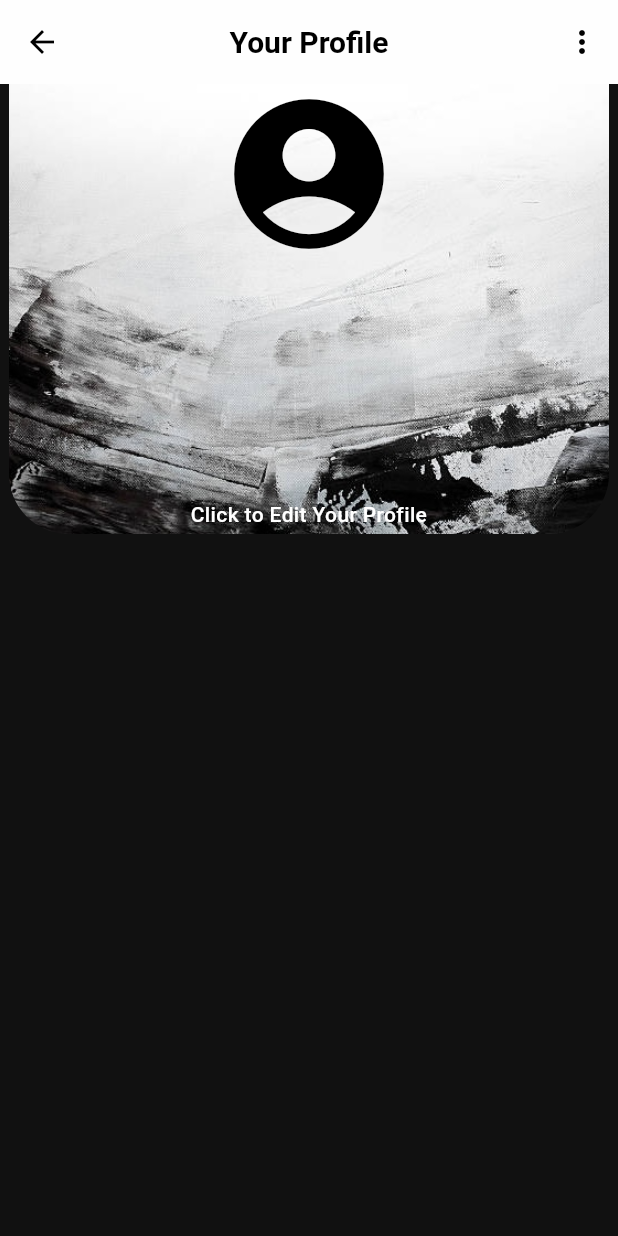
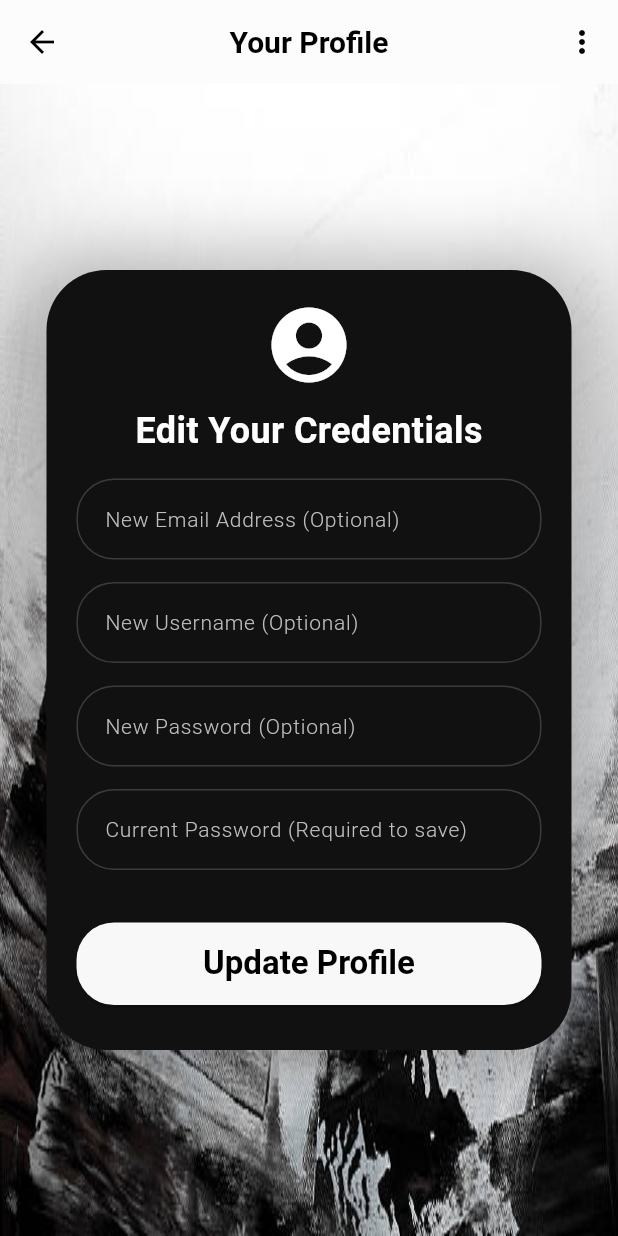
Before and after one commit to Bipolaarr/harmony, a Flutter app: the ProfilePage screen opened directly, after a tap on "Click to Edit Your Profile", on a phone screen of 412 x 824 dp. Run offline on Flutter 3.47's test engine with Material 3 defaults, Android fonts, the phone set to English and light mode, and no system bars; our stand-ins replace cloud_firestore, dartz, firebase_auth, firebase_core, flutter_bloc, flutter_svg and 3 more; accounts and stored records are empty; Roboto replaces fonts that are missing (SF Pro).

Commit message:
profile finished

```diff
--- /dev/null
+++ b/lib/data/models/update_user_req.dart
@@ -0,0 +1,16 @@
+class UpdateUserReq {
+
+    final String? username;
+    final String? email;
+    final String? currentPassword;
+    final String? newPassword;
+
+  UpdateUserReq({
+    required this.currentPassword,
+    this.newPassword,
+    this.email,
+    this.username
+    });
+
+
+}
--- a/lib/data/repoimpls/auth_repository_implementation.dart
+++ b/lib/data/repoimpls/auth_repository_implementation.dart
@@ -1,6 +1,7 @@
 import 'package:dartz/dartz.dart';
 import 'package:harmony/data/models/create_user_req.dart';
 import 'package:harmony/data/models/signin_user_req.dart';
+import 'package:harmony/data/models/update_user_req.dart';
 import 'package:harmony/data/sources/auth_fb_service.dart';
 import 'package:harmony/domain/repositories/auth/auth.dart';
 import 'package:harmony/service_locator.dart';
@@ -24,4 +25,9 @@ class AuthRepositoryImplementation extends AuthRepository {
     return await serviceLocator<AuthFirebaseService>().getUser();
   }
 
+  @override
+  Future<Either<String, String>> updateUser(UpdateUserReq request) async {
+    return await serviceLocator<AuthFirebaseService>().updateUser(request);
+  }
+
 }
--- a/lib/data/sources/auth_fb_service.dart
+++ b/lib/data/sources/auth_fb_service.dart
@@ -4,6 +4,7 @@ import 'package:firebase_auth/firebase_auth.dart';
 import 'package:harmony/core/configs/assets/app_images.dart';
 import 'package:harmony/data/models/create_user_req.dart';
 import 'package:harmony/data/models/signin_user_req.dart';
+import 'package:harmony/data/models/update_user_req.dart';
 import 'package:harmony/data/models/user.dart';
 import 'package:harmony/domain/entities/user/user.dart';
 
@@ -11,6 +12,7 @@ abstract class AuthFirebaseService {
   Future<Either> signin(SigninUserReq request);
   Future<Either> signup(CreateUserReq request);
   Future<Either> getUser();
+  Future<Either<String, String>> updateUser(UpdateUserReq request);
 }
 
 class AuthFirebaseServiceImplementation extends AuthFirebaseService {
@@ -27,13 +29,13 @@ class AuthFirebaseServiceImplementation extends AuthFirebaseService {
       switch (e.code) {
         case 'invalid-credential':
           msg = 'Wrong password provided for this user';
-          break; // Added break statement
+          break;
         case 'invalid-email':
           msg = 'User with this email has not been found';
-          break; // Added break statement
+          break;
         case 'too-many-requests':
           msg = 'Too many requests. Try later';
-          break; // Added break statement
+          break;
         default:
           msg = 'An unknown error occurred';
       }
@@ -52,7 +54,7 @@ class AuthFirebaseServiceImplementation extends AuthFirebaseService {
       await FirebaseFirestore.instance.collection('Users').doc(data.user?.uid).set({
         'username': request.username,
         'email': data.user?.email,
-        'password': request.password, // Consider removing this for security reasons
+        'password': request.password,
       });
 
       return const Right('Account has been successfully created');
@@ -61,16 +63,16 @@ class AuthFirebaseServiceImplementation extends AuthFirebaseService {
       switch (e.code) {
         case 'email-already-in-use':
           msg = 'This email is already in use. Try to login or reset your password';
-          break; // Added break statement
+          break;
         case 'invalid-email':
           msg = 'This email is unavailable to use';
-          break; // Added break statement
+          break;
         case 'weak-password':
           msg = 'This password is too weak (should be at least 8 characters)';
-          break; // Added break statement
+          break;
         case 'too-many-requests':
           msg = 'Too many requests. Try later';
-          break; // Added break statement
+          break;
         default:
           msg = 'An unknown error occurred';
       }
@@ -84,23 +86,18 @@ Future<Either> getUser() async {
       FirebaseAuth firebaseAuth = FirebaseAuth.instance;
       FirebaseFirestore firebaseFirestore = FirebaseFirestore.instance;
 
-    // Get the current user's UID
       String? uid = firebaseAuth.currentUser?.uid;
 
-    // Check if UID is null
       if (uid == null) {
         return const Left('No user is currently signed in');
       }
 
-    // Fetch user data from Firestore
       var userDoc = await firebaseFirestore.collection('Users').doc(uid).get();
 
-    // Check if the document exists
       if (!userDoc.exists) {
         return const Left('User not found');
       }
 
-    // Safely access the user data
       UserModel userModel = UserModel.fromJson(userDoc.data()!);
       userModel.imageURL = firebaseAuth.currentUser?.photoURL ?? AppImages.defaultImage;
 
@@ -111,4 +108,68 @@ Future<Either> getUser() async {
     }
   }
 
+  @override
+  Future<Either<String, String>> updateUser(UpdateUserReq request) async {
+    try {
+      FirebaseAuth firebaseAuth = FirebaseAuth.instance;
+      FirebaseFirestore firebaseFirestore = FirebaseFirestore.instance;
+
+      String? uid = firebaseAuth.currentUser?.uid;
+
+      if (uid == null) {
+        return const Left('No user is currently signed in');
       }
+
+      // Reauthenticate the user with current password
+      if (request.currentPassword != null) {
+        User? user = firebaseAuth.currentUser;
+        AuthCredential credential = EmailAuthProvider.credential(
+          email: user!.email!,
+          password: request.currentPassword!,
+        );
+
+        await user.reauthenticateWithCredential(credential);
+      }
+
+
+      Map<String, dynamic> updates = {};
+      if (request.username != null) {
+        updates['username'] = request.username;
+      }
+      if (request.email != null) {
+        updates['email'] = request.email;
+        // ignore: deprecated_member_use
+        await firebaseAuth.currentUser?.updateEmail(request.email!);
+      }
+      if (request.newPassword != null) {
+        updates['password'] = request.newPassword;
+        await firebaseAuth.currentUser?.updatePassword(request.newPassword!);
+      }
+
+      await firebaseFirestore.collection('Users').doc(uid).update(updates);
+
+      return const Right('User data has been successfully updated');
+    } on FirebaseAuthException catch (e) {
+      String msg = '';
+      switch (e.code) {
+        case 'requires-recent-login':
+          msg = 'Please log in again to perform this action';
+          break;
+        case 'invalid-email':
+          msg = 'Invalid email address';
+          break;
+        case 'email-already-in-use':
+          msg = 'This email is already in use';
+          break;
+        case 'weak-password':
+          msg = 'The new password is too weak';
+          break;
+        default:
+          msg = 'An unknown error occurred';
+      }
+      return Left(msg);
+    } catch (e) {
+      return Left('An error occurred: ${e.toString()}');
+    }
+  }
+}
--- a/lib/domain/repositories/auth/auth.dart
+++ b/lib/domain/repositories/auth/auth.dart
@@ -1,6 +1,7 @@
 import 'package:dartz/dartz.dart';
 import 'package:harmony/data/models/create_user_req.dart';
 import 'package:harmony/data/models/signin_user_req.dart';
+import 'package:harmony/data/models/update_user_req.dart';
 
 abstract class AuthRepository {
 
@@ -10,4 +11,6 @@ abstract class AuthRepository {
 
   Future <Either> getUser();
 
+  Future<Either<String, String>> updateUser(UpdateUserReq request);
+
 }
--- /dev/null
+++ b/lib/domain/usecases/update_user.dart
@@ -0,0 +1,16 @@
+import 'package:dartz/dartz.dart';
+import 'package:harmony/core/usecase/usecase.dart';
+import 'package:harmony/data/models/update_user_req.dart';
+import 'package:harmony/domain/repositories/auth/auth.dart';
+import 'package:harmony/service_locator.dart';
+
+class UpdateUserUseCase implements Usecase<Either<String, String>, UpdateUserReq> {
+
+  @override
+  Future<Either<String, String>> call({UpdateUserReq? params}) async {
+    if (params == null) {
+      return Left('Parameters cannot be null');
+    }
+    return await serviceLocator<AuthRepository>().updateUser(params);
+  }
+}
--- a/lib/presentation/pages/profile_page.dart
+++ b/lib/presentation/pages/profile_page.dart
@@ -7,6 +7,7 @@ import 'package:harmony/presentation/bloc/favourite_songs_state.dart';
 import 'package:harmony/presentation/bloc/profile_info_cubit.dart';
 import 'package:harmony/presentation/bloc/profile_info_state.dart';
 import 'package:harmony/presentation/pages/song_player_page.dart';
+import 'package:harmony/presentation/pages/update_profile.dart';
 import 'package:harmony/presentation/widgets/favourite_button.dart';
 
 class ProfilePage extends StatelessWidget {
@@ -54,7 +55,14 @@ class ProfilePage extends StatelessWidget {
 
   Widget _profileInfo(BuildContext context) {
     return InkWell(
-      onTap: () {},
+      onTap: () {
+        Navigator.push(
+          context,
+          MaterialPageRoute(
+            builder: (context) => UpdateProfilePage(),
+          ),
+        );
+      },
       borderRadius: BorderRadius.only(
         bottomLeft: Radius.circular(40),
         bottomRight: Radius.circular(40),
--- /dev/null
+++ b/lib/presentation/pages/update_profile.dart
@@ -0,0 +1,300 @@
+import 'package:flutter/material.dart';
+import 'package:harmony/core/configs/assets/app_images.dart';
+import 'package:harmony/core/configs/theme/app_colors.dart';
+import 'package:harmony/data/models/update_user_req.dart';
+import 'package:harmony/domain/usecases/update_user.dart';
+import 'package:harmony/presentation/pages/sign_in_page.dart';
+import 'package:harmony/service_locator.dart';
+
+class UpdateProfilePage extends StatelessWidget {
+  UpdateProfilePage({super.key});
+
+  final TextEditingController _usernameController = TextEditingController();
+  final TextEditingController _emailController = TextEditingController();
+  final TextEditingController _newPasswordController = TextEditingController();
+  final TextEditingController _currentPasswordController = TextEditingController();
+
+  @override
+  Widget build(BuildContext context) {
+    return Scaffold(
+      appBar: AppBar(
+        backgroundColor: Color.fromARGB(255, 252, 252, 252),
+        elevation: 0,
+        centerTitle: true,
+        title: const Text(
+          'Your Profile',
+          style: TextStyle(
+            color: Colors.black,
+            fontFamily: 'SF Pro',
+            fontSize: 20,
+            fontWeight: FontWeight.w700,
+          ),
+        ),
+        leading: IconButton(
+          icon: const Icon(Icons.arrow_back, color: Colors.black),
+          onPressed: () {
+            Navigator.pop(context); // Just pop the current route
+          },
+        ),
+        actions: [
+          IconButton(
+            onPressed: () {},
+            icon: const Icon(Icons.more_vert, color: Colors.black),
+          ),
+        ],
+      ),
+      body: Stack(
+        children: [
+          Container(
+            decoration: const BoxDecoration(
+              image: DecorationImage(
+                image: AssetImage(AppImages.topPicksBlockBackground),
+                fit: BoxFit.fill,
+              ),
+            ),
+          ),
+          Center(
+            child: Container(
+              height: 520,
+              width: 350,
+              decoration: BoxDecoration(
+                color: AppColors.darkBackground,
+                borderRadius: BorderRadius.circular(40),
+                boxShadow: [
+                  BoxShadow(
+                    color: Colors.black.withOpacity(0.25),
+                    spreadRadius: 10,
+                    blurRadius: 40,
+                    offset: const Offset(0, 0),
+                  ),
+                ],
+              ),
+              padding: const EdgeInsets.all(20),
+              child: Center(
+                child: Column(
+                  children: [
+                    const Icon(
+                      Icons.account_circle_rounded,
+                      color: Colors.white,
+                      size: 60,
+                    ),
+                    const SizedBox(height: 10),
+                    _registerLabel(),
+                    const SizedBox(height: 15),
+                    _emailField(),
+                    const SizedBox(height: 15),
+                    _usernameField(),
+                    const SizedBox(height: 15),
+                    _passwordField(),
+                    const SizedBox(height: 15),
+                    _passwordCheckField(),
+                    const SizedBox(height: 35),
+                    ElevatedButton(
+                      style: ElevatedButton.styleFrom(
+                        minimumSize: const Size(400, 55),
+                        shape: RoundedRectangleBorder(
+                          borderRadius: BorderRadius.circular(25),
+                        ),
+                      ),
+                      onPressed: () async {
+                        var result = await serviceLocator<UpdateUserUseCase>().call(
+                          params: UpdateUserReq(
+                            username: _usernameController.text.isNotEmpty ? _usernameController.text : null,
+                            email: _emailController.text.isNotEmpty ? _emailController.text : null,
+                            newPassword: _newPasswordController.text.isNotEmpty ? _newPasswordController.text : null,
+                            currentPassword: _currentPasswordController.text,
+                          ),
+                        );
+
+                        result.fold(
+                          (error) {
+                            var snackbar = SnackBar(
+                              content: Text(
+                                error,
+                                style: const TextStyle(color: Colors.white),
+                                textAlign: TextAlign.center,
+                              ),
+                              backgroundColor: AppColors.darkBackground,
+                              duration: const Duration(seconds: 3),
+                              behavior: SnackBarBehavior.floating,
+                              margin: const EdgeInsets.only(top: 0, left: 10, right: 10),
+                              shape: RoundedRectangleBorder(
+                                borderRadius: BorderRadius.circular(25),
+                              ),
+                            );
+                            ScaffoldMessenger.of(context).showSnackBar(snackbar);
+                          },
+                          (successMessage) {
+                            Navigator.pushAndRemoveUntil(
+                              context,
+                              MaterialPageRoute(builder: (BuildContext context) => SignInPage()),
+                              (route) => false,
+                            );
+                          },
+                        );
+                      },
+                      child: const Text(
+                        'Update Profile',
+                        style: TextStyle(
+                          fontFamily: 'SF Pro',
+                          fontWeight: FontWeight.w700,
+                          color: Colors.black,
+                          fontSize: 22,
+                        ),
+                      ),
+                    ),
+                    const SizedBox(height: 4),
+                  ],
+                ),
+              ),
+            ),
+          ),
+        ],
+      ),
+    );
+  }
+
+  Widget _registerLabel() {
+    return const Text(
+      'Edit Your Credentials',
+      style: TextStyle(
+        fontFamily: 'SF Pro',
+        fontWeight: FontWeight.w700,
+        color: Colors.white,
+        fontSize: 24,
+      ),
+    );
+  }
+
+  Widget _usernameField() {
+    return TextField(
+      controller: _usernameController,
+      decoration: InputDecoration(
+        hintText: 'New Username (Optional)',
+        hintStyle: const TextStyle(
+          fontWeight: FontWeight.w300,
+          color: AppColors.grey,
+          fontSize: 14,
+        ),
+        filled: true,
+        fillColor: Colors.transparent,
+        contentPadding: const EdgeInsets.all(15),
+        border: OutlineInputBorder(
+          borderRadius: BorderRadius.circular(20),
+          borderSide: const BorderSide(color: AppColors.darkGrey),
+        ),
+        enabledBorder: OutlineInputBorder(
+          borderRadius: BorderRadius.circular(25),
+          borderSide: const BorderSide(color: AppColors.darkGrey),
+        ),
+        focusedBorder: OutlineInputBorder(
+          borderRadius: BorderRadius.circular(25),
+          borderSide: const BorderSide(color: Colors.white),
+        ),
+        errorBorder: OutlineInputBorder(
+          borderRadius: BorderRadius.circular(25),
+          borderSide: const BorderSide(color: Colors.red),
+        ),
+      ),
+    );
+  }
+
+  Widget _emailField() {
+    return TextField(
+      controller: _emailController,
+      decoration: InputDecoration(
+        hintText: 'New Email Address (Optional)',
+        hintStyle: const TextStyle(
+          fontWeight: FontWeight.w300,
+          color: AppColors.grey,
+          fontSize: 14,
+        ),
+        filled: true,
+        fillColor: Colors.transparent,
+        contentPadding: const EdgeInsets.all(15),
+        border: OutlineInputBorder(
+          borderRadius: BorderRadius.circular(25),
+          borderSide: const BorderSide(color: AppColors.darkGrey),
+        ),
+        enabledBorder: OutlineInputBorder(
+          borderRadius: BorderRadius.circular(25),
+          borderSide: const BorderSide(color: AppColors.darkGrey),
+        ),
+        focusedBorder: OutlineInputBorder(
+          borderRadius: BorderRadius.circular(25),
+          borderSide: const BorderSide(color: Colors.white),
+        ),
+        errorBorder: OutlineInputBorder(
+          borderRadius: BorderRadius.circular(25),
+          borderSide: const BorderSide(color: Colors.red),
+        ),
+      ),
+    );
+  }
+
+  Widget _passwordField() {
+    return TextField(
+      controller: _newPasswordController,
+      decoration: InputDecoration(
+        hintText: 'New Password (Optional)',
+        hintStyle: const TextStyle(
+          fontWeight: FontWeight.w300,
+          color: AppColors.grey,
+          fontSize: 14,
+        ),
+        filled: true,
+        fillColor: Colors.transparent,
+        contentPadding: const EdgeInsets.all(15),
+        border: OutlineInputBorder(
+          borderRadius: BorderRadius.circular(25),
+          borderSide: const BorderSide(color: AppColors.darkGrey),
+        ),
+        enabledBorder: OutlineInputBorder(
+          borderRadius: BorderRadius.circular(25),
+          borderSide: const BorderSide(color: AppColors.darkGrey),
+        ),
+        focusedBorder: OutlineInputBorder(
+          borderRadius: BorderRadius.circular(25),
+          borderSide: const BorderSide(color: Colors.white),
+        ),
+        errorBorder: OutlineInputBorder(
+          borderRadius: BorderRadius.circular(25),
+          borderSide: const BorderSide(color: Colors.red),
+        ),
+      ),
+    );
+  }
+
+  Widget _passwordCheckField() {
+    return TextField(
+      controller: _currentPasswordController,
+      decoration: InputDecoration(
+        hintText: 'Current Password (Required to save)',
+        hintStyle: const TextStyle(
+          fontWeight: FontWeight.w300,
+          color: AppColors.grey,
+          fontSize: 14,
+        ),
+        filled: true,
+        fillColor: Colors.transparent,
+        contentPadding: const EdgeInsets.all(15),
+        border: OutlineInputBorder(
+          borderRadius: BorderRadius.circular(25),
+          borderSide: const BorderSide(color: AppColors.darkGrey),
+        ),
+        enabledBorder: OutlineInputBorder(
+          borderRadius: BorderRadius.circular(25),
+          borderSide: const BorderSide(color: AppColors.darkGrey),
+        ),
+        focusedBorder: OutlineInputBorder(
+          borderRadius: BorderRadius.circular(25),
+          borderSide: const BorderSide(color: Colors.white),
+        ),
+        errorBorder: OutlineInputBorder(
+          borderRadius: BorderRadius.circular(25),
+          borderSide: const BorderSide(color: Colors.red),
+        ),
+      ),
+    );
+  }
+}
--- a/lib/presentation/widgets/favourite_button.dart
+++ b/lib/presentation/widgets/favourite_button.dart
@@ -1,7 +1,6 @@
 
 import 'package:flutter/material.dart';
 import 'package:flutter_bloc/flutter_bloc.dart';
-import 'package:harmony/core/configs/theme/app_colors.dart';
 import 'package:harmony/domain/entities/song/song.dart';
 import 'package:harmony/presentation/bloc/favourite_button_cubit.dart';
 import 'package:harmony/presentation/bloc/favourite_button_state.dart';
--- a/lib/service_locator.dart
+++ b/lib/service_locator.dart
@@ -23,6 +23,7 @@ import 'package:harmony/domain/usecases/get_user_favourites.dart';
 import 'package:harmony/domain/usecases/is_favourite.dart';
 import 'package:harmony/domain/usecases/signin.dart';
 import 'package:harmony/domain/usecases/signup.dart';
+import 'package:harmony/domain/usecases/update_user.dart';
 
 final serviceLocator = GetIt.instance;
 
@@ -112,4 +113,8 @@ Future<void> initDependencies() async {
   serviceLocator.registerSingleton<GetUserFavouriteSongsUseCase>(
     GetUserFavouriteSongsUseCase()
   );
+
+  serviceLocator.registerSingleton<UpdateUserUseCase>(
+    UpdateUserUseCase()
+  );
 }
```
Lines whose indentation alone changed are shown as unchanged.
